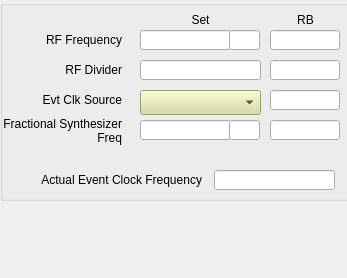
Qt form ui/EVG/G_EVG_VME_evtClk.ui (paulscherrerinstitute/mrfioc2) before a commit.
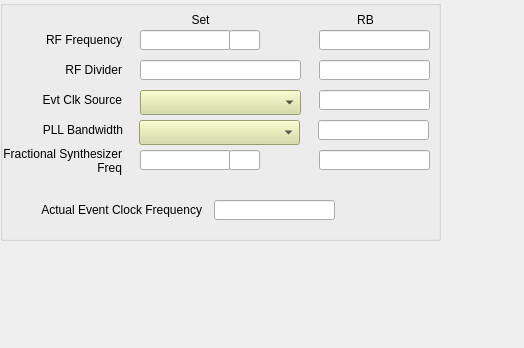
The same form after that commit. Custom widgets are drawn as their Qt base class.

Diff of the .ui file:
```diff
--- a/ui/EVG/G_EVG_VME_evtClk.ui
+++ b/ui/EVG/G_EVG_VME_evtClk.ui
@@ -6,8 +6,8 @@
    <rect>
     <x>0</x>
     <y>0</y>
-    <width>347</width>
-    <height>278</height>
+    <width>524</width>
+    <height>348</height>
    </rect>
   </property>
   <property name="windowTitle">
@@ -18,8 +18,8 @@
     <rect>
      <x>0</x>
      <y>0</y>
-     <width>351</width>
-     <height>201</height>
+     <width>441</width>
+     <height>241</height>
     </rect>
    </property>
    <property name="title">
@@ -67,7 +67,7 @@
    <widget class="QLabel" name="label_29">
     <property name="geometry">
      <rect>
-      <x>270</x>
+      <x>330</x>
       <y>10</y>
       <width>71</width>
       <height>20</height>
@@ -83,9 +83,9 @@
    <widget class="caLineEdit" name="calineedit_8">
     <property name="geometry">
      <rect>
-      <x>270</x>
+      <x>319</x>
       <y>30</y>
-      <width>70</width>
+      <width>111</width>
       <height>20</height>
      </rect>
     </property>
@@ -139,7 +139,7 @@
      <rect>
       <x>140</x>
       <y>60</y>
-      <width>121</width>
+      <width>161</width>
       <height>20</height>
      </rect>
     </property>
@@ -160,9 +160,9 @@
    <widget class="caLineEdit" name="calineedit_9">
     <property name="geometry">
      <rect>
-      <x>270</x>
+      <x>319</x>
       <y>60</y>
-      <width>70</width>
+      <width>111</width>
       <height>20</height>
      </rect>
     </property>
@@ -195,9 +195,9 @@
    <widget class="caLineEdit" name="calineedit_11">
     <property name="geometry">
      <rect>
-      <x>270</x>
+      <x>319</x>
       <y>90</y>
-      <width>70</width>
+      <width>111</width>
       <height>20</height>
      </rect>
     </property>
@@ -212,7 +212,7 @@
     <property name="geometry">
      <rect>
       <x>1</x>
-      <y>115</y>
+      <y>145</y>
       <width>121</width>
       <height>31</height>
      </rect>
@@ -230,9 +230,9 @@
    <widget class="caLineEdit" name="calineedit_10">
     <property name="geometry">
      <rect>
-      <x>270</x>
-      <y>120</y>
-      <width>70</width>
+      <x>319</x>
+      <y>150</y>
+      <width>111</width>
       <height>20</height>
      </rect>
     </property>
@@ -253,7 +253,7 @@
     <property name="geometry">
      <rect>
       <x>140</x>
-      <y>120</y>
+      <y>150</y>
       <width>91</width>
       <height>20</height>
      </rect>
@@ -276,7 +276,7 @@
     <property name="geometry">
      <rect>
       <x>1</x>
-      <y>170</y>
+      <y>200</y>
       <width>201</width>
       <height>20</height>
      </rect>
@@ -292,7 +292,7 @@
     <property name="geometry">
      <rect>
       <x>214</x>
-      <y>170</y>
+      <y>200</y>
       <width>121</width>
       <height>20</height>
      </rect>
@@ -330,7 +330,7 @@
     <property name="geometry">
      <rect>
       <x>229</x>
-      <y>120</y>
+      <y>150</y>
       <width>31</width>
       <height>20</height>
      </rect>
@@ -350,7 +350,7 @@
      <rect>
       <x>140</x>
       <y>90</y>
-      <width>121</width>
+      <width>161</width>
       <height>25</height>
      </rect>
     </property>
@@ -361,6 +361,54 @@
      <string notr="true">$(EVG):EvtClk-Source-Sel</string>
     </property>
    </widget>
+   <widget class="caLineEdit" name="calineedit_13">
+    <property name="geometry">
+     <rect>
+      <x>318</x>
+      <y>120</y>
+      <width>111</width>
+      <height>20</height>
+     </rect>
+    </property>
+    <property name="alignment">
+     <set>Qt::AlignCenter</set>
+    </property>
+    <property name="channel" stdset="0">
+     <string notr="true">$(EVG):EvtClk-PLL-RB</string>
+    </property>
+   </widget>
+   <widget class="QLabel" name="label_6">
+    <property name="geometry">
+     <rect>
+      <x>2</x>
+      <y>120</y>
+      <width>121</width>
+      <height>20</height>
+     </rect>
+    </property>
+    <property name="text">
+     <string>PLL Bandwidth</string>
+    </property>
+    <property name="alignment">
+     <set>Qt::AlignRight|Qt::AlignTrailing|Qt::AlignVCenter</set>
+    </property>
+   </widget>
+   <widget class="caMenu" name="camenu_3">
+    <property name="geometry">
+     <rect>
+      <x>139</x>
+      <y>120</y>
+      <width>161</width>
+      <height>25</height>
+     </rect>
+    </property>
+    <property name="styleSheet">
+     <string notr="true">background-color: rgb(212, 219, 157);</string>
+    </property>
+    <property name="channel" stdset="0">
+     <string notr="true">$(EVG):EvtClk-PLL-Sel</string>
+    </property>
+   </widget>
   </widget>
  </widget>
  <customwidgets>
```
